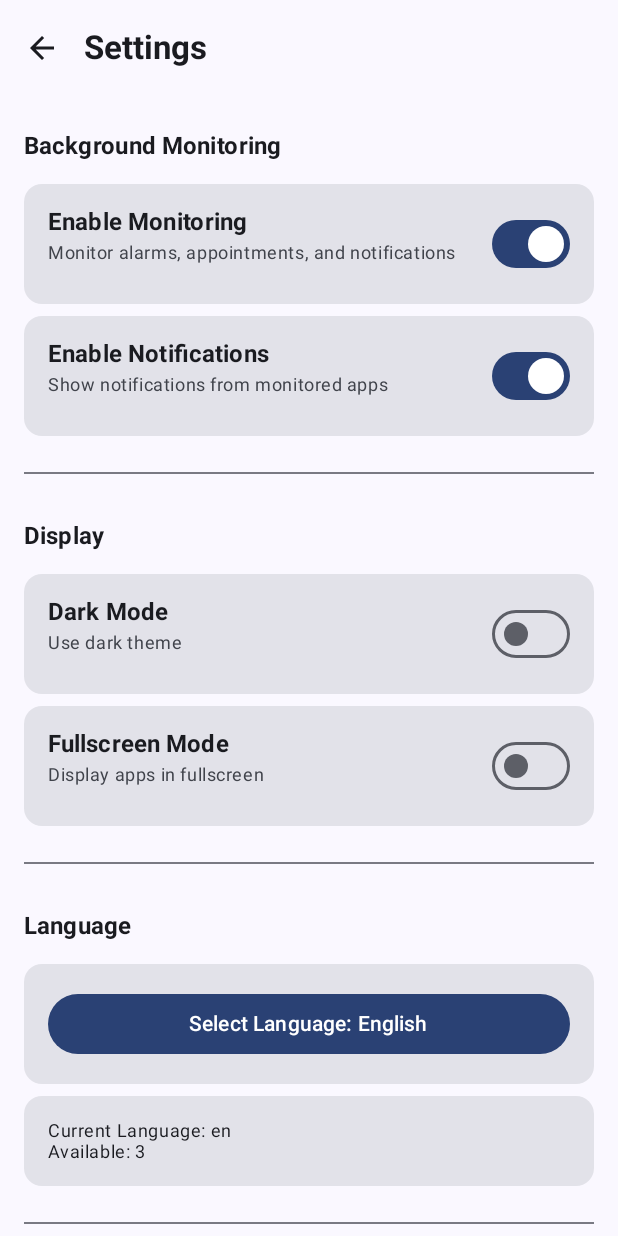
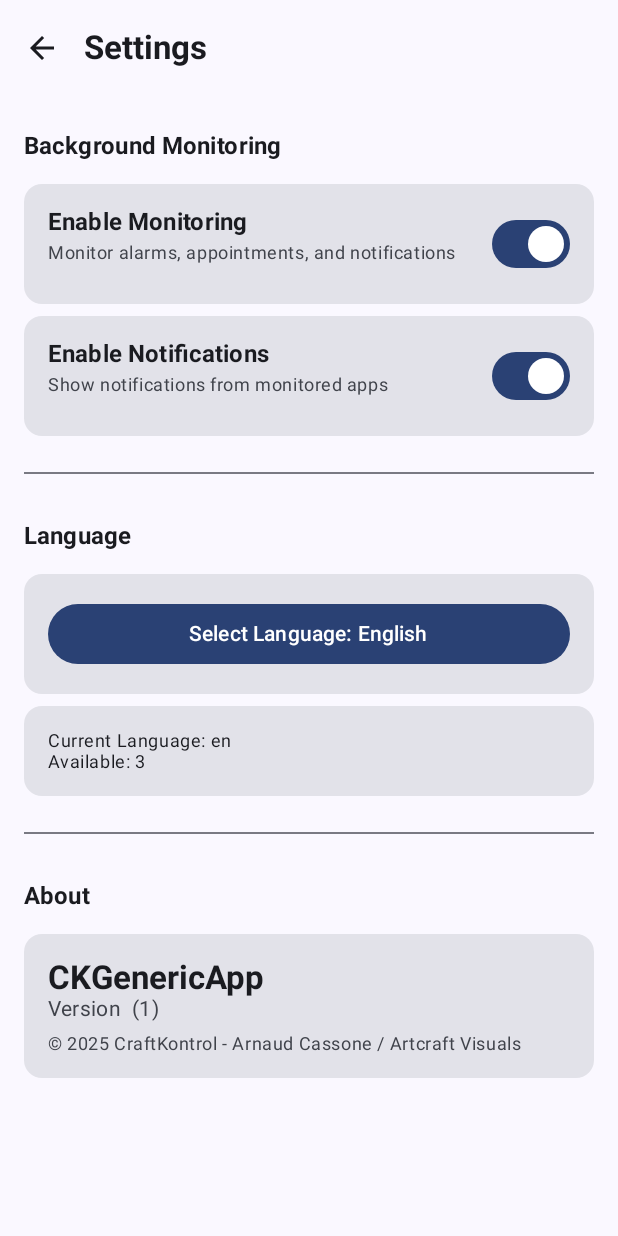
Before and after one commit to CraftKontrol/AI_Agents, an Android app built with Jetpack Compose: the SettingsScreen screen opened through its navigation route, on a phone screen of 412 x 824 dp. Run offline under Robolectric (Android 15) with nearby library versions, the light colour scheme and no system bars; our stand-ins replace Dagger/Hilt's generated code, Timber; 2 statements that could not run were skipped.

Commit message:
Remove display settings section from SettingsScreen
Deleted the display settings section, including dark mode and fullscreen mode preferences, from the SettingsScreen. This streamlines the settings UI by removing these options.

```diff
--- a/CKGenericApp/app/src/main/java/com/craftkontrol/ckgenericapp/presentation/settings/SettingsScreen.kt
+++ b/CKGenericApp/app/src/main/java/com/craftkontrol/ckgenericapp/presentation/settings/SettingsScreen.kt
@@ -79,35 +79,6 @@
                 )
             }
 
-            item {
-                Divider(modifier = Modifier.padding(vertical = 16.dp))
-            }
-
-            item {
-                Text(
-                    text = stringResource(R.string.display),
-                    style = MaterialTheme.typography.titleMedium,
-                    modifier = Modifier.padding(vertical = 8.dp)
-                )
-            }
-
-            item {
-                SwitchPreference(
-                    title = stringResource(R.string.dark_mode),
-                    description = stringResource(R.string.dark_mode_description),
-                    checked = uiState.darkMode,
-                    onCheckedChange = { viewModel.setDarkMode(it) }
-                )
-            }
-
-            item {
-                SwitchPreference(
-                    title = stringResource(R.string.fullscreen_mode),
-                    description = stringResource(R.string.fullscreen_description),
-                    checked = uiState.fullscreenMode,
-                    onCheckedChange = { viewModel.setFullscreenMode(it) }
-                )
-            }
 
             item {
                 Divider(modifier = Modifier.padding(vertical = 16.dp))
```
